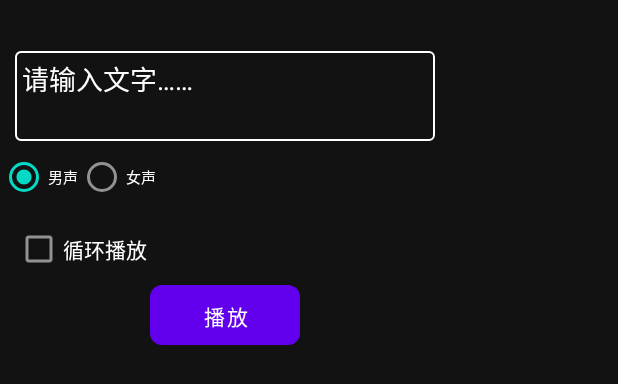
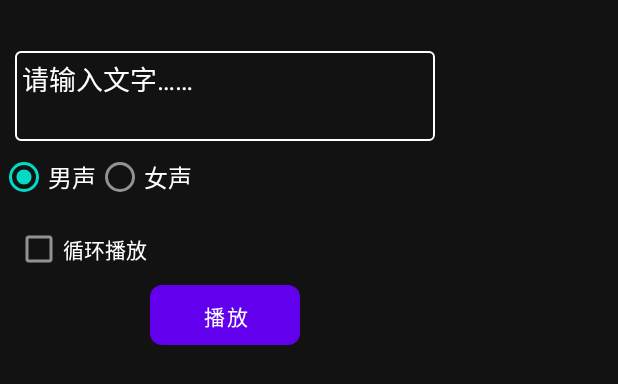
Before and after one commit to log114/yikuPayloadExample, an Android app: the layout tts_shout_weight.xml on its own in the app's theme, with its tools: preview values and no code run, on a phone screen of 412 x 824 dp. Shown: the top 384 px of the screen. Run offline under Robolectric (Android 15) with nearby library versions, the phone set to English and light mode, and no system bars.

Commit message:
智慧负载v4.0.0 1. 改为引用线上发布的SDK yikupayload

```diff
--- a/app/build.gradle
+++ b/app/build.gradle
@@ -106,5 +106,5 @@ dependencies {
     implementation 'io.github.controlwear:virtualjoystick:1.10.1'
     implementation 'io.github.libpd.android:pd-core:1.2.1-rc6'
     implementation 'org.apache.commons:commons-math3:3.6.1'
-    implementation 'com.github.log114:yikupayload:0.8.10'
+    implementation 'com.github.log114:yikupayload:0.8.11'
 }
--- a/app/src/main/res/layout/payload_btn_group_weight.xml
+++ b/app/src/main/res/layout/payload_btn_group_weight.xml
@@ -9,7 +9,6 @@
         android:id="@+id/startShoutBtn"
         android:layout_width="40dp"
         android:layout_height="40dp"
-        android:layout_marginStart="48dp"
         android:background="@drawable/yk_shout_btn"
         android:contentDescription="@string/shout"
         android:src="@drawable/shout"
--- a/app/src/main/res/layout/real_time_shout_weight.xml
+++ b/app/src/main/res/layout/real_time_shout_weight.xml
@@ -68,7 +68,7 @@
             android:layout_gravity="center_horizontal"
             android:layout_marginLeft="10dp"
             android:background="@color/light_blue_600"
-            android:text="@string/start_radio"
+            android:text="@string/start_listening"
             android:textColor="@color/white" />
     </LinearLayout>
 
--- a/app/src/main/res/layout/tts_shout_weight.xml
+++ b/app/src/main/res/layout/tts_shout_weight.xml
@@ -49,13 +49,13 @@
         android:layout_width="wrap_content"
         android:layout_height="wrap_content"
         android:orientation="horizontal"
-        android:textSize="14dp"
         android:theme="@style/My_CheckBox">
         <RadioButton
             android:id="@+id/btn_man_voice"
             android:layout_width="wrap_content"
             android:layout_height="wrap_content"
             android:textColor="@color/white"
+            android:textSize="16sp"
             android:text="@string/male_voice"
             android:checked="true"/>
 
@@ -64,6 +64,7 @@
             android:layout_width="wrap_content"
             android:layout_height="wrap_content"
             android:textColor="@color/white"
+            android:textSize="16sp"
             android:text="@string/female_voice"/>
     </RadioGroup>
     <CheckBox
```
